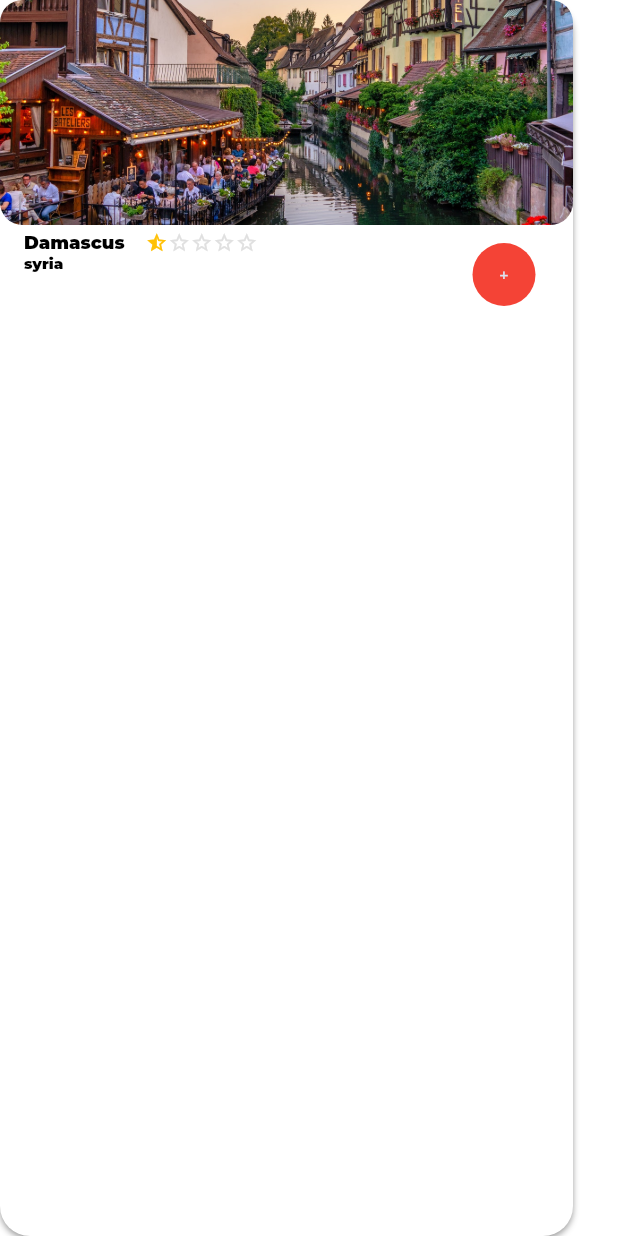
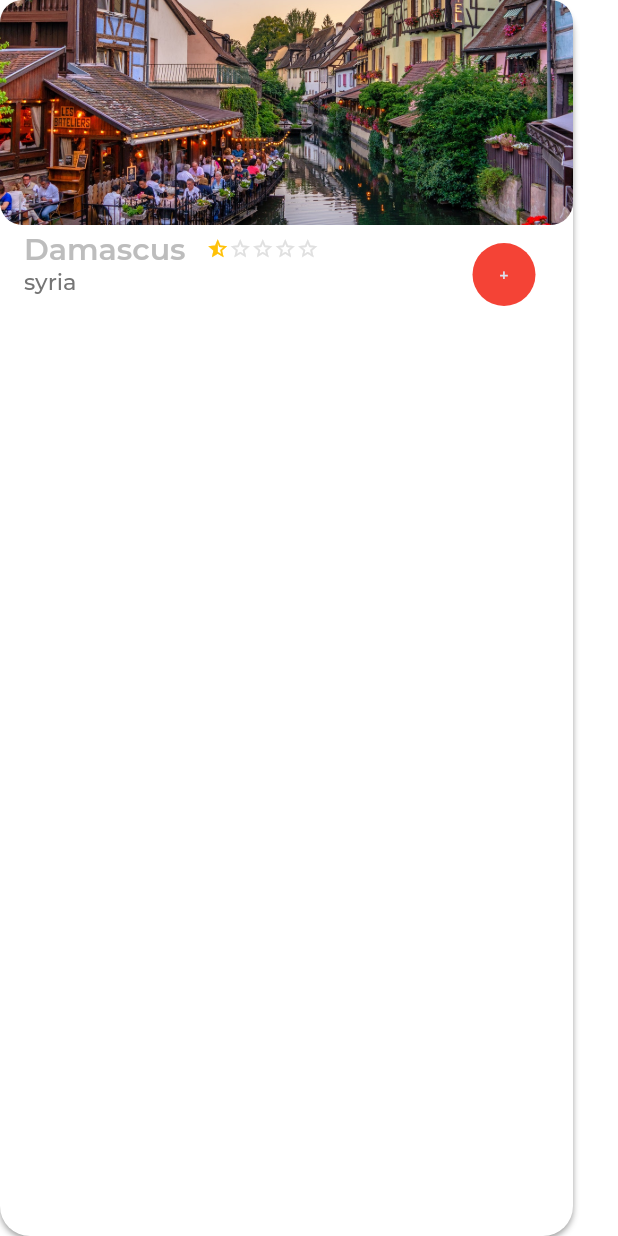
Before and after one commit to Nitro963/TripPal, a Flutter app: the PopularPlacesCard widget shown alone on an empty page, opened directly with sample values from the repository, on a phone screen of 412 x 824 dp. Run offline on Flutter 3.47's test engine with Material 2 defaults, Android fonts, the light colour scheme and no system bars; our stand-ins replace charts_flutter, flutter_slidable, flutter_svg, font_awesome_flutter, get, image_picker and 4 more; missing offline and left inert: footer, overflow_view, transformer_page_view; statements that could not run were skipped; project files that could hold a hidden picture were left out.

Commit message:
replace old star with the new one

```diff
--- a/lib/scr/screens/Home/Componenet/PopularPlaces_card.dart
+++ b/lib/scr/screens/Home/Componenet/PopularPlaces_card.dart
@@ -37,7 +37,6 @@ class _PopularPlacesCardState extends State<PopularPlacesCard> {
                 blurRadius: 3, offset: const Offset(0, 2), color: Colors.grey)
           ]),
 
-      // padding:EdgeInsets.all(20),
       child: Column(
         mainAxisAlignment: MainAxisAlignment.start,
         children: [
@@ -59,7 +58,8 @@ class _PopularPlacesCardState extends State<PopularPlacesCard> {
                         crossAxisAlignment: CrossAxisAlignment.start,
                         children: [
                           Row(children: [
-                            Text(place),
+                            Text(place,
+                            style: TextStyle(fontSize: 20,fontWeight:FontWeight.w600,color: Colors.grey[400]),),
                             SizedBox(width: 14),
                             StarRating(
                               rating: this.rating,
@@ -68,7 +68,7 @@ class _PopularPlacesCardState extends State<PopularPlacesCard> {
                                   setState(() => this.rating = rating),
                             )
                           ]),
-                          Text(country, style: TextStyle(fontSize: 10))
+                          Text(country, style: TextStyle(fontSize: 15,fontWeight:FontWeight.w500,color: Colors.grey[600]))
                         ]),
                   ],
                 ),
--- a/lib/scr/screens/Reviews/Components/review_card.dart
+++ b/lib/scr/screens/Reviews/Components/review_card.dart
@@ -100,7 +100,8 @@ class ReviewHeader extends StatelessWidget {
                       TextStyle(fontSize: 19, color: const Color(0xff24253D)),
                 ),
                 SizedBox(height: 5),
-                StaticStars(active: 4, starsModel: StarsModel(5, 17)),
+               //StaticStars(active: 4, starsModel: StarsModel(5, 17)),
+               StarRating(size:17,starCount: 5,rating:4,isStatic: true,),
               ],
             ),
           ],
--- a/lib/scr/screens/Reviews/reviews.dart
+++ b/lib/scr/screens/Reviews/reviews.dart
@@ -37,6 +37,7 @@ class _ReviewsState extends State<Reviews> {
 
   @override
   Widget build(BuildContext context) {
+    SizeConfig.init();
     return Scaffold(
         appBar: AppBar(
           // backgroundColor: Colors.white,
```
Also changed, not shown: lib/scr/screens/Reviews/review_writing.dart (+19 -3 lines).
